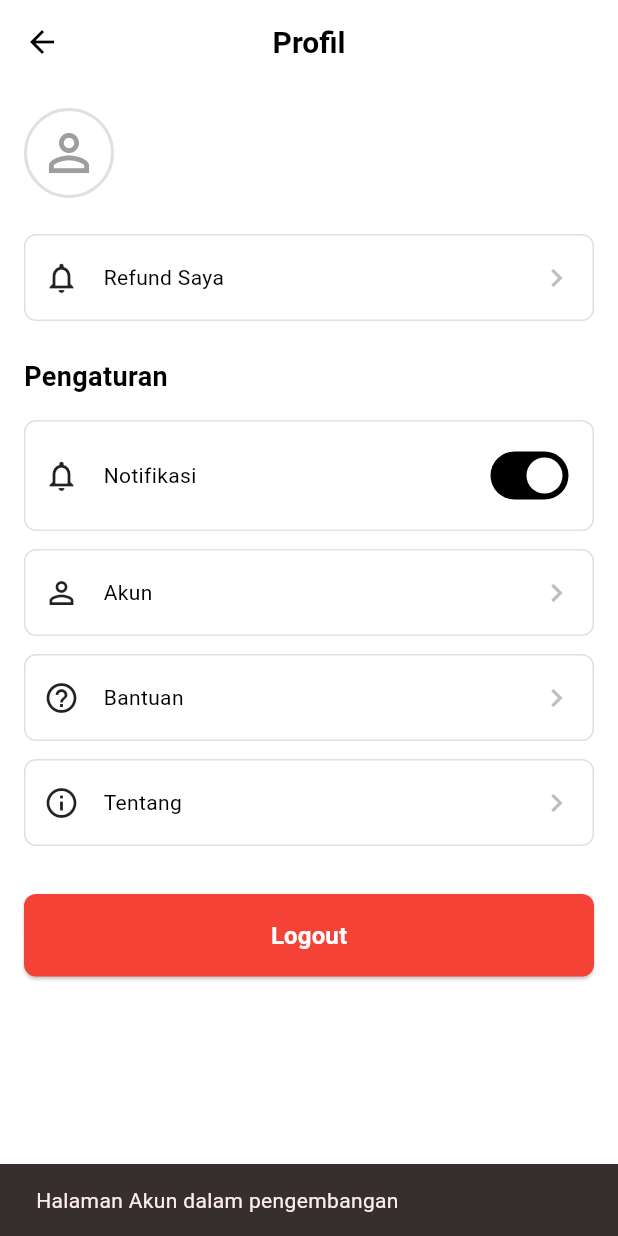
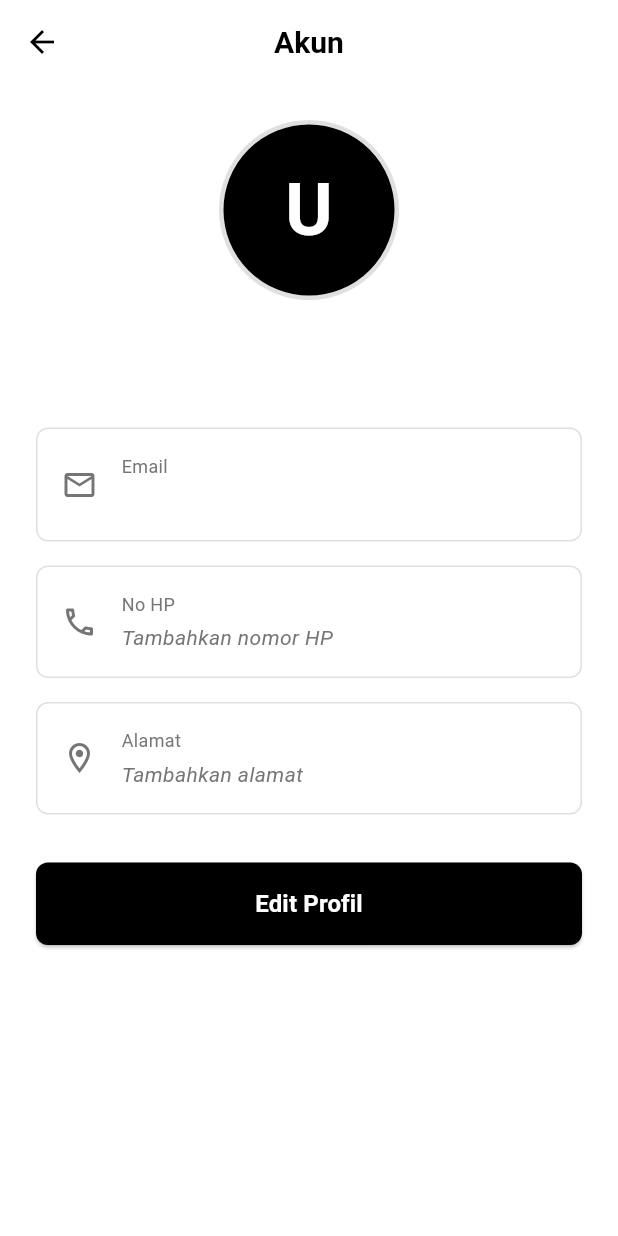
Before and after one commit to aryakusuma1/ShopZone-project, a Flutter app: the ProfilePage screen opened by its route, after a tap on "Akun", on a phone screen of 412 x 824 dp. Run offline on Flutter 3.47's test engine with Material 3 defaults, Android fonts, the phone set to English and light mode, and no system bars; our stand-ins replace cloud_firestore, firebase_auth, firebase_core; accounts and stored records are empty.

Commit message:
Feat: page akun dan edit akun

```diff
--- /dev/null
+++ b/lib/features/profile/pages/account_page.dart
@@ -0,0 +1,505 @@
+import 'package:flutter/material.dart';
+import 'package:firebase_auth/firebase_auth.dart';
+import 'package:cloud_firestore/cloud_firestore.dart';
+import '../../../core/constants/colors.dart';
+import '../../../core/constants/text_styles.dart';
+
+class AccountPage extends StatefulWidget {
+  const AccountPage({super.key});
+
+  @override
+  State<AccountPage> createState() => _AccountPageState();
+}
+
+class _AccountPageState extends State<AccountPage> {
+  final FirebaseAuth _auth = FirebaseAuth.instance;
+  final FirebaseFirestore _firestore = FirebaseFirestore.instance;
+  final _formKey = GlobalKey<FormState>();
+
+  // Controllers untuk TextField
+  late TextEditingController _nameController;
+  late TextEditingController _phoneController;
+  late TextEditingController _addressController;
+
+  User? get currentUser => _auth.currentUser;
+  String userName = '';
+  String userEmail = '';
+  String userPhone = '';
+  String userAddress = '';
+  bool isLoading = true;
+  bool isEditMode = false; // Mode Edit atau View
+  bool isSaving = false; // Loading saat save
+
+  @override
+  void initState() {
+    super.initState();
+    _nameController = TextEditingController();
+    _phoneController = TextEditingController();
+    _addressController = TextEditingController();
+    _loadUserData();
+  }
+
+  @override
+  void dispose() {
+    _nameController.dispose();
+    _phoneController.dispose();
+    _addressController.dispose();
+    super.dispose();
+  }
+
+  Future<void> _loadUserData() async {
+    if (currentUser == null) return;
+
+    try {
+      final docSnapshot = await _firestore
+          .collection('users')
+          .doc(currentUser!.uid)
+          .get();
+
+      if (docSnapshot.exists) {
+        final data = docSnapshot.data()!;
+        setState(() {
+          userName = data['name'] ?? currentUser!.displayName ?? 'User';
+          userEmail = data['email'] ?? currentUser!.email ?? '';
+          userPhone = data['phone'] ?? '';
+          userAddress = data['address'] ?? '';
+
+          // Set controllers
+          _nameController.text = userName;
+          _phoneController.text = userPhone;
+          _addressController.text = userAddress;
+
+          isLoading = false;
+        });
+      } else {
+        setState(() {
+          userName = currentUser!.displayName ?? 'User';
+          userEmail = currentUser!.email ?? '';
+
+          _nameController.text = userName;
+
+          isLoading = false;
+        });
+      }
+    } catch (e) {
+      setState(() {
+        userName = currentUser!.displayName ?? 'User';
+        userEmail = currentUser!.email ?? '';
+
+        _nameController.text = userName;
+
+        isLoading = false;
+      });
+    }
+  }
+
+  Future<void> _saveProfile() async{
+    if (!_formKey.currentState!.validate()) return;
+
+    setState(() {
+      isSaving = true;
+    });
+
+    try {
+      // Update Firestore
+      await _firestore.collection('users').doc(currentUser!.uid).update({
+        'name': _nameController.text.trim(),
+        'phone': _phoneController.text.trim(),
+        'address': _addressController.text.trim(),
+      });
+
+      // Update Firebase Auth displayName
+      await currentUser!.updateDisplayName(_nameController.text.trim());
+
+      // Update local state
+      setState(() {
+        userName = _nameController.text.trim();
+        userPhone = _phoneController.text.trim();
+        userAddress = _addressController.text.trim();
+        isEditMode = false;
+        isSaving = false;
+      });
+
+      if (mounted) {
+        ScaffoldMessenger.of(context).showSnackBar(
+          const SnackBar(
+            content: Text('Profil berhasil diperbarui'),
+            backgroundColor: AppColors.success,
+          ),
+        );
+      }
+    } catch (e) {
+      setState(() {
+        isSaving = false;
+      });
+
+      if (mounted) {
+        ScaffoldMessenger.of(context).showSnackBar(
+          SnackBar(
+            content: Text('Gagal memperbarui profil: $e'),
+            backgroundColor: AppColors.error,
+          ),
+        );
+      }
+    }
+  }
+
+  void _cancelEdit() {
+    setState(() {
+      // Reset controllers ke nilai asli
+      _nameController.text = userName;
+      _phoneController.text = userPhone;
+      _addressController.text = userAddress;
+      isEditMode = false;
+    });
+  }
+
+  String _getInitials(String name) {
+    if (name.isEmpty) return 'U';
+    final names = name.split(' ');
+    if (names.length >= 2) {
+      return '${names[0][0]}${names[1][0]}'.toUpperCase();
+    }
+    return name[0].toUpperCase();
+  }
+
+  @override
+  Widget build(BuildContext context) {
+    return Scaffold(
+      backgroundColor: Colors.white,
+      appBar: AppBar(
+        backgroundColor: Colors.white,
+        elevation: 0,
+        centerTitle: true,
+        leading: IconButton(
+          icon: const Icon(Icons.arrow_back, color: Colors.black),
+          onPressed: () => Navigator.pop(context),
+        ),
+        title: const Text(
+          'Akun',
+          style: AppTextStyles.heading2,
+        ),
+      ),
+      body: isLoading
+          ? const Center(child: CircularProgressIndicator())
+          : SingleChildScrollView(
+              child: Padding(
+                padding: const EdgeInsets.all(24.0),
+                child: Form(
+                  key: _formKey,
+                  child: Column(
+                    children: [
+                      // Profile Photo
+                      Center(
+                        child: Container(
+                          width: 120,
+                          height: 120,
+                          decoration: BoxDecoration(
+                            shape: BoxShape.circle,
+                            color: AppColors.primary,
+                            border: Border.all(
+                              color: Colors.grey[300]!,
+                              width: 3,
+                            ),
+                          ),
+                          child: Center(
+                            child: Text(
+                              _getInitials(userName),
+                              style: const TextStyle(
+                                fontSize: 48,
+                                fontWeight: FontWeight.bold,
+                                color: Colors.white,
+                              ),
+                            ),
+                          ),
+                        ),
+                      ),
+                      const SizedBox(height: 24),
+
+                      // User Name (centered) - hanya tampil di view mode
+                      if (!isEditMode)
+                        Text(
+                          userName,
+                          style: AppTextStyles.heading2,
+                          textAlign: TextAlign.center,
+                        ),
+                      if (!isEditMode) const SizedBox(height: 32),
+
+                      // Nama Field (editable di edit mode)
+                      if (isEditMode) ...[
+                        const SizedBox(height: 16),
+                        _buildEditableField(
+                          icon: Icons.person_outline,
+                          label: 'Nama',
+                          controller: _nameController,
+                          validator: (value) {
+                            if (value == null || value.trim().isEmpty) {
+                              return 'Nama tidak boleh kosong';
+                            }
+                            return null;
+                          },
+                        ),
+                        const SizedBox(height: 16),
+                      ],
+
+                      // Email (Read-only)
+                      _buildReadOnlyField(
+                        icon: Icons.email_outlined,
+                        label: 'Email',
+                        value: userEmail,
+                        onTap: isEditMode
+                            ? null
+                            : () {
+                                ScaffoldMessenger.of(context).showSnackBar(
+                                  const SnackBar(
+                                    content: Text('Email tidak dapat diubah'),
+                                    backgroundColor: AppColors.textSecondary,
+                                  ),
+                                );
+                              },
+                      ),
+                      const SizedBox(height: 16),
+
+                      // Phone Number
+                      if (isEditMode)
+                        _buildEditableField(
+                          icon: Icons.phone_outlined,
+                          label: 'No HP',
+                          controller: _phoneController,
+                          keyboardType: TextInputType.phone,
+                          validator: (value) {
+                            if (value != null && value.isNotEmpty) {
+                              if (!RegExp(r'^[0-9+]+$').hasMatch(value)) {
+                                return 'Nomor HP tidak valid';
+                              }
+                            }
+                            return null;
+                          },
+                        )
+                      else
+                        _buildReadOnlyField(
+                          icon: Icons.phone_outlined,
+                          label: 'No HP',
+                          value: userPhone.isEmpty
+                              ? 'Tambahkan nomor HP'
+                              : userPhone,
+                          isEmpty: userPhone.isEmpty,
+                        ),
+                      const SizedBox(height: 16),
+
+                      // Address
+                      if (isEditMode)
+                        _buildEditableField(
+                          icon: Icons.location_on_outlined,
+                          label: 'Alamat',
+                          controller: _addressController,
+                          maxLines: 3,
+                        )
+                      else
+                        _buildReadOnlyField(
+                          icon: Icons.location_on_outlined,
+                          label: 'Alamat',
+                          value: userAddress.isEmpty
+                              ? 'Tambahkan alamat'
+                              : userAddress,
+                          isEmpty: userAddress.isEmpty,
+                        ),
+                      const SizedBox(height: 32),
+
+                      // Buttons
+                      if (!isEditMode)
+                        // Edit Profile Button (View Mode)
+                        SizedBox(
+                          width: double.infinity,
+                          child: ElevatedButton(
+                            onPressed: () {
+                              setState(() {
+                                isEditMode = true;
+                              });
+                            },
+                            style: ElevatedButton.styleFrom(
+                              backgroundColor: AppColors.primary,
+                              padding: const EdgeInsets.symmetric(vertical: 16),
+                              shape: RoundedRectangleBorder(
+                                borderRadius: BorderRadius.circular(8),
+                              ),
+                            ),
+                            child: const Text(
+                              'Edit Profil',
+                              style: TextStyle(
+                                fontSize: 16,
+                                fontWeight: FontWeight.w600,
+                                color: Colors.white,
+                              ),
+                            ),
+                          ),
+                        )
+                      else
+                        // Batal & Simpan Buttons (Edit Mode)
+                        Row(
+                          children: [
+                            Expanded(
+                              child: OutlinedButton(
+                                onPressed: isSaving ? null : _cancelEdit,
+                                style: OutlinedButton.styleFrom(
+                                  padding:
+                                      const EdgeInsets.symmetric(vertical: 16),
+                                  side: const BorderSide(
+                                      color: AppColors.textSecondary),
+                                  shape: RoundedRectangleBorder(
+                                    borderRadius: BorderRadius.circular(8),
+                                  ),
+                                ),
+                                child: const Text(
+                                  'Batal',
+                                  style: TextStyle(
+                                    fontSize: 16,
+                                    fontWeight: FontWeight.w600,
+                                    color: AppColors.textSecondary,
+                                  ),
+                                ),
+                              ),
+                            ),
+                            const SizedBox(width: 16),
+                            Expanded(
+                              child: ElevatedButton(
+                                onPressed: isSaving ? null : _saveProfile,
+                                style: ElevatedButton.styleFrom(
+                                  backgroundColor: AppColors.primary,
+                                  padding:
+                                      const EdgeInsets.symmetric(vertical: 16),
+                                  shape: RoundedRectangleBorder(
+                                    borderRadius: BorderRadius.circular(8),
+                                  ),
+                                ),
+                                child: isSaving
+                                    ? const SizedBox(
+                                        width: 20,
+                                        height: 20,
+                                        child: CircularProgressIndicator(
+                                          strokeWidth: 2,
+                                          valueColor:
+                                              AlwaysStoppedAnimation<Color>(
+                                                  Colors.white),
+                                        ),
+                                      )
+                                    : const Text(
+                                        'Simpan',
+                                        style: TextStyle(
+                                          fontSize: 16,
+                                          fontWeight: FontWeight.w600,
+                                          color: Colors.white,
+                                        ),
+                                      ),
+                              ),
+                            ),
+                          ],
+                        ),
+                    ],
+                  ),
+                ),
+              ),
+            ),
+    );
+  }
+
+  Widget _buildReadOnlyField({
+    required IconData icon,
+    required String label,
+    required String value,
+    bool isEmpty = false,
+    VoidCallback? onTap,
+  }) {
+    return InkWell(
+      onTap: onTap,
+      borderRadius: BorderRadius.circular(8),
+      child: Container(
+        padding: const EdgeInsets.all(16),
+        decoration: BoxDecoration(
+          border: Border.all(color: Colors.grey[300]!),
+          borderRadius: BorderRadius.circular(8),
+        ),
+        child: Row(
+          children: [
+            Icon(icon, color: AppColors.textSecondary, size: 24),
+            const SizedBox(width: 16),
+            Expanded(
+              child: Column(
+                crossAxisAlignment: CrossAxisAlignment.start,
+                children: [
+                  Text(
+                    label,
+                    style: AppTextStyles.bodySmall.copyWith(
+                      color: AppColors.textSecondary,
+                    ),
+                  ),
+                  const SizedBox(height: 4),
+                  Text(
+                    value,
+                    style: AppTextStyles.bodyMedium.copyWith(
+                      color: isEmpty
+                          ? AppColors.textSecondary
+                          : AppColors.textPrimary,
+                      fontStyle: isEmpty ? FontStyle.italic : FontStyle.normal,
+                    ),
+                  ),
+                ],
+              ),
+            ),
+          ],
+        ),
+      ),
+    );
+  }
+
+  Widget _buildEditableField({
+    required IconData icon,
+    required String label,
+    required TextEditingController controller,
+    String? Function(String?)? validator,
+    TextInputType? keyboardType,
+    int maxLines = 1,
+  }) {
+    return Container(
+      padding: const EdgeInsets.all(16),
+      decoration: BoxDecoration(
+        border: Border.all(color: AppColors.primary),
+        borderRadius: BorderRadius.circular(8),
+      ),
+      child: Row(
+        crossAxisAlignment: CrossAxisAlignment.start,
+        children: [
+          Icon(icon, color: AppColors.primary, size: 24),
+          const SizedBox(width: 16),
+          Expanded(
+            child: Column(
+              crossAxisAlignment: CrossAxisAlignment.start,
+              children: [
+                Text(
+                  label,
+                  style: AppTextStyles.bodySmall.copyWith(
+                    color: AppColors.textSecondary,
+                  ),
+                ),
+                const SizedBox(height: 4),
+                TextFormField(
+                  controller: controller,
+                  validator: validator,
+                  keyboardType: keyboardType,
+                  maxLines: maxLines,
+                  style: AppTextStyles.bodyMedium,
+                  decoration: const InputDecoration(
+                    isDense: true,
+                    contentPadding: EdgeInsets.zero,
+                    border: InputBorder.none,
+                    hintText: 'Masukkan data',
+                  ),
+                ),
+              ],
+            ),
+          ),
+        ],
+      ),
+    );
+  }
+}
--- a/lib/features/profile/pages/profile_page.dart
+++ b/lib/features/profile/pages/profile_page.dart
@@ -161,13 +161,13 @@ class _ProfilePageState extends State<ProfilePage> {
               _buildMenuItem(
                 icon: Icons.person_outline,
                 title: 'Akun',
-                onTap: () {
-                  // TODO: Navigate to Account page
-                  ScaffoldMessenger.of(context).showSnackBar(
-                    const SnackBar(
-                      content: Text('Halaman Akun dalam pengembangan'),
-                    ),
-                  );
+                onTap: () async {
+                  // Navigate ke Account page dan tunggu sampai kembali
+                  await Navigator.pushNamed(context, AppRoutes.account);
+                  // Setelah kembali, refresh halaman Profile
+                  setState(() {
+                    // Rebuild widget untuk update nama
+                  });
                 },
               ),
               const SizedBox(height: 12),
--- a/lib/routes/app_routes.dart
+++ b/lib/routes/app_routes.dart
@@ -15,4 +15,5 @@ class AppRoutes {
   static const String orders = '/orders';
   static const String orderDetail = '/orderDetail';
   static const String profile = '/profile';
+  static const String account = '/account';
 }
--- a/lib/routes/route_generator.dart
+++ b/lib/routes/route_generator.dart
@@ -11,6 +11,7 @@ import '../features/cart/pages/cart_page.dart';
 import '../features/order/pages/orders_page.dart';
 import '../features/order/pages/order_detail_page.dart';
 import '../features/profile/pages/profile_page.dart';
+import '../features/profile/pages/account_page.dart';
 import '../shared/models/product.dart';
 import '../shared/models/order.dart';
 
@@ -59,6 +60,9 @@ class RouteGenerator {
       case AppRoutes.profile:
         return MaterialPageRoute(builder: (_) => const ProfilePage());
 
+      case AppRoutes.account:
+        return MaterialPageRoute(builder: (_) => const AccountPage());
+
       default:
         return MaterialPageRoute(
           builder: (_) => Scaffold(
```
